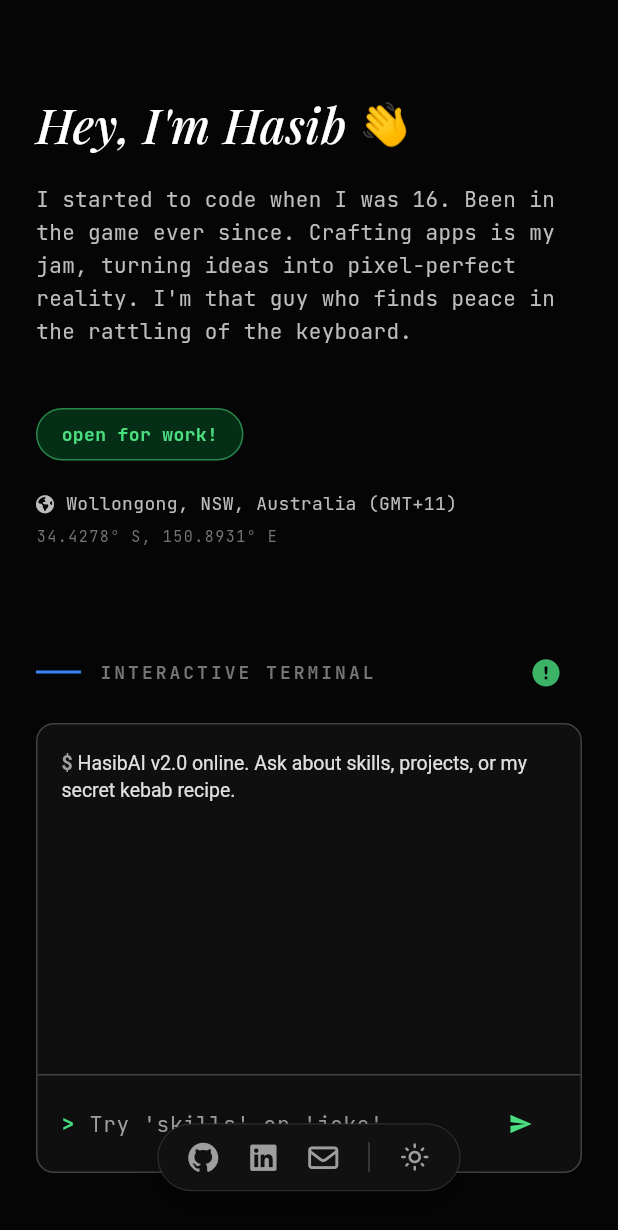
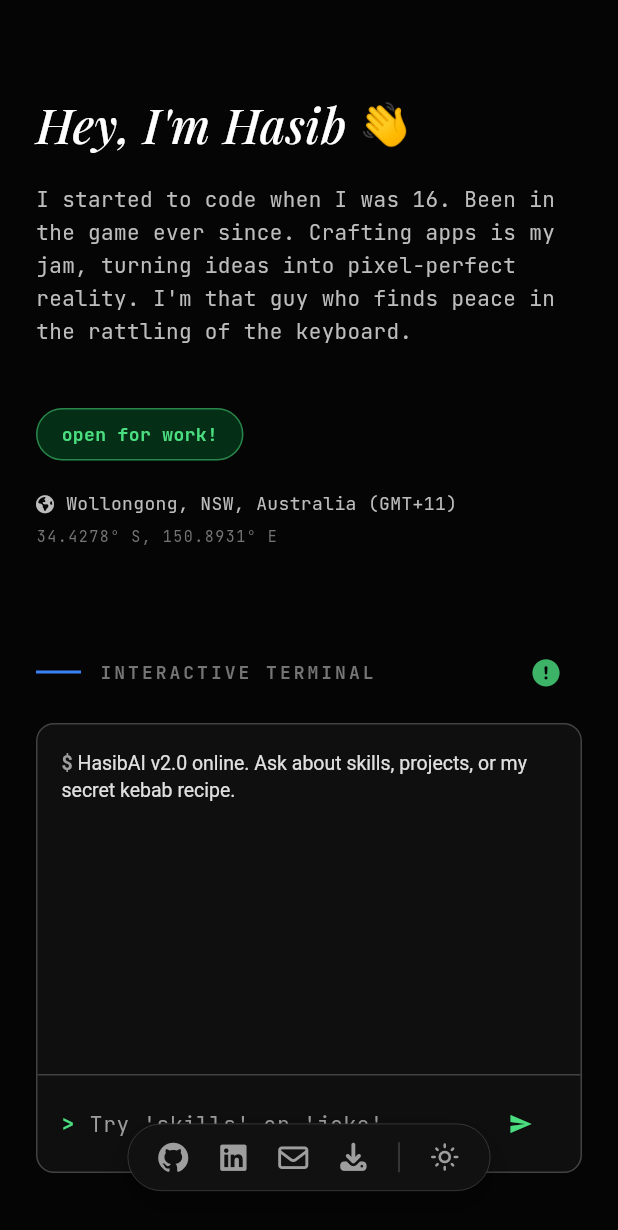
Before and after one commit to hasibullah1811/hasibullah.dev, a Flutter app: the screen it shows after launch, on a phone screen of 412 x 824 dp. Shown: the top 1230 px of the screen. Run offline on Flutter 3.47's test engine with Material 3 defaults, Android fonts, the light colour scheme and no system bars; our stand-ins replace font_awesome_flutter, google_fonts; missing offline and left inert: dart:html.

Commit message:
updated portfolio with dark mode humor

```diff
--- /dev/null
+++ b/lib/Widgets/floating_dock.dart
@@ -0,0 +1,147 @@
+import 'dart:math';
+
+import 'package:flutter/material.dart';
+import 'package:font_awesome_flutter/font_awesome_flutter.dart';
+import 'package:hasib_website/main.dart';
+import 'package:url_launcher/url_launcher.dart';
+
+class _DockIcon extends StatefulWidget {
+  final IconData icon;
+  final VoidCallback onTap;
+
+  const _DockIcon({required this.icon, required this.onTap});
+
+  @override
+  State<_DockIcon> createState() => _DockIconState();
+}
+
+// Helper to open URLs
+Future<void> _launchUrl(String url) async {
+  final Uri uri = Uri.parse(url);
+  if (await canLaunchUrl(uri)) {
+    await launchUrl(uri);
+  }
+}
+
+class _DockIconState extends State<_DockIcon> {
+  bool _isHovered = false;
+
+  @override
+  Widget build(BuildContext context) {
+    return MouseRegion(
+      onEnter: (_) => setState(() => _isHovered = true),
+      onExit: (_) => setState(() => _isHovered = false),
+      cursor: SystemMouseCursors.click,
+      child: GestureDetector(
+        onTap: widget.onTap,
+        child: AnimatedContainer(
+          duration: const Duration(milliseconds: 200),
+          transform: Matrix4.identity()..scale(_isHovered ? 1.2 : 1.0),
+          child: Icon(
+            widget.icon,
+            color: _isHovered ? Colors.white : Colors.grey[500],
+            size: 20,
+          ),
+        ),
+      ),
+    );
+  }
+}
+
+class FloatingDock extends StatelessWidget {
+  const FloatingDock({super.key});
+
+  @override
+  Widget build(BuildContext context) {
+    final isDark = Theme.of(context).brightness == Brightness.dark;
+
+    // --- THE JOKE DATABASE ---
+    final List<String> lightModeJokes = [
+      "MY EYES! IT BURNS! 🔥",
+      "Flashbang deployed! 💥",
+      "Warning: Solar flare detected. Sunglasses advised. 🕶️",
+      "Dark mode is for coders. Light mode is for... psychopaths.",
+      "System Overload: Brightness at 1000% ☀️",
+      "Why would you do this? The bugs like the dark. 🐛",
+      "Retina burn initiated in 3... 2... 1...",
+    ];
+
+    return Container(
+      padding: const EdgeInsets.symmetric(horizontal: 20, vertical: 12),
+      decoration: BoxDecoration(
+        color: Theme.of(context).cardColor,
+        borderRadius: BorderRadius.circular(40),
+        border: Border.all(
+          color: isDark ? Colors.grey[800]! : Colors.grey[300]!,
+          width: 0.5,
+        ),
+        boxShadow: [
+          BoxShadow(
+            color: Colors.black.withOpacity(isDark ? 0.3 : 0.1),
+            blurRadius: 20,
+            offset: const Offset(0, 10),
+          ),
+        ],
+      ),
+      child: Row(
+        mainAxisSize: MainAxisSize.min,
+        children: [
+          // Standard Links
+          _DockIcon(
+            icon: FontAwesomeIcons.github,
+            onTap: () => _launchUrl('https://github.com/hasibullah1811'),
+          ),
+          const SizedBox(width: 20),
+          _DockIcon(
+            icon: FontAwesomeIcons.linkedin,
+            onTap: () => _launchUrl(
+              'https://www.linkedin.com/in/md-hasibullah-hasib-39a89a3a5/',
+            ),
+          ),
+          const SizedBox(width: 20),
+          _DockIcon(
+            icon: FontAwesomeIcons.envelope,
+            onTap: () => _launchUrl('mailto:hasib.mobiledev@gmail.com'),
+          ),
+          const SizedBox(width: 20),
+          _DockIcon(
+            icon: FontAwesomeIcons.download,
+            onTap: () => _launchUrl(
+              'https://github.com/hasibullah1811/hasibullah.dev/blob/main/assets/Hasibullah_Hasib_Resume.pdf',
+            ),
+          ),
+          const SizedBox(width: 20),
+
+          // Divider
+          Container(
+            width: 1,
+            height: 20,
+            color: isDark ? Colors.grey[800] : Colors.grey[300],
+          ),
+          const SizedBox(width: 20),
+          // Inside FloatingDock...
+          _DockIcon(
+            icon: isDark ? Icons.light_mode_outlined : Icons.dark_mode_outlined,
+            onTap: () {
+              if (isDark) {
+                // 1. Pick a joke
+                final random = Random();
+                final message =
+                    lightModeJokes[random.nextInt(lightModeJokes.length)];
+
+                // 2. Trigger the FlashAlert (Simple!)
+                flashNotifier.value = message;
+
+                // Force update if the message happens to be the same (optional hack)
+                // flashNotifier.notifyListeners(); // Not available publicly, but value change is usually enough.
+              }
+
+              // 3. Toggle Theme
+              themeNotifier.value = isDark ? ThemeMode.light : ThemeMode.dark;
+            },
+          ),
+        ],
+      ),
+    );
+  }
+}
--- a/lib/main.dart
+++ b/lib/main.dart
@@ -3,11 +3,15 @@ import 'dart:async';
 import 'package:flutter/material.dart';
 import 'package:google_fonts/google_fonts.dart';
 import 'package:font_awesome_flutter/font_awesome_flutter.dart';
+import 'package:hasib_website/Widgets/flash_alert.dart';
+import 'package:hasib_website/Widgets/floating_dock.dart';
 import 'package:hasib_website/Widgets/project_item.dart';
 import 'package:url_launcher/url_launcher.dart';
 import 'dart:html' as html; // Adds HTML capabilities
 
 final ValueNotifier<ThemeMode> themeNotifier = ValueNotifier(ThemeMode.dark);
+// Signal to show a flash message
+final ValueNotifier<String> flashNotifier = ValueNotifier("");
 void main() {
   runApp(const MyMinimalPortfolio());
   // --- PRE-LOADER REMOVAL LOGIC ---
@@ -200,6 +204,7 @@ class PortfolioHome extends StatelessWidget {
             right: 0,
             child: Center(child: FloatingDock()),
           ),
+          const FlashAlert(),
         ],
       ),
     );
@@ -1274,96 +1279,6 @@ class WorkTile extends StatelessWidget {
   }
 }
 
-//
-
-class FloatingDock extends StatelessWidget {
-  const FloatingDock({super.key});
-
-  @override
-  Widget build(BuildContext context) {
-    final isDark = Theme.of(context).brightness == Brightness.dark;
-
-    Future<void> _launchUrl(String projectUrl) async {
-      final Uri uri = Uri.parse(projectUrl);
-      if (!await launchUrl(uri)) {
-        throw Exception('Could not launch $uri');
-      }
-    }
-
-    Future<void> _launchEmail(String emailAddress) async {
-      final Uri emailLaunchUri = Uri(scheme: 'mailto', path: emailAddress);
-
-      if (await canLaunchUrl(emailLaunchUri)) {
-        await launchUrl(emailLaunchUri);
-      } else {
-        // Handle the case where no email app is available
-        throw 'Could not launch $emailLaunchUri';
-      }
-    }
-
-    return Container(
-      padding: const EdgeInsets.symmetric(horizontal: 20, vertical: 12),
-      decoration: BoxDecoration(
-        // Dynamic background color (White in light mode, Dark Grey in dark mode)
-        color: Theme.of(context).cardColor,
-        borderRadius: BorderRadius.circular(40),
-        border: Border.all(
-          color: isDark ? Colors.grey[800]! : Colors.grey[300]!,
-          width: 0.5,
-        ),
-        boxShadow: [
-          BoxShadow(
-            color: Colors.black.withOpacity(isDark ? 0.3 : 0.1),
-            blurRadius: 20,
-            offset: const Offset(0, 10),
-          ),
-        ],
-      ),
-      child: Row(
-        mainAxisSize: MainAxisSize.min,
-        children: [
-          _DockIcon(
-            icon: FontAwesomeIcons.github,
-            onTap: () {
-              _launchUrl("https://github.com/hasibullah1811");
-            },
-          ),
-          const SizedBox(width: 20),
-          _DockIcon(
-            icon: FontAwesomeIcons.linkedin,
-            onTap: () {
-              _launchUrl(
-                "https://www.linkedin.com/in/md-hasibullah-hasib-39a89a3a5/",
-              );
-            },
-          ),
-          const SizedBox(width: 20),
-          _DockIcon(
-            icon: FontAwesomeIcons.envelope,
-            onTap: () {
-              _launchEmail('hasib.mobiledev@gmail.com');
-            },
-          ),
-          const SizedBox(width: 20),
-          Container(
-            width: 1,
-            height: 20,
-            color: isDark ? Colors.grey[800] : Colors.grey[300],
-          ),
-          const SizedBox(width: 20),
-          // The Theme Toggle Button
-          _DockIcon(
-            icon: isDark ? Icons.light_mode_outlined : Icons.dark_mode_outlined,
-            onTap: () {
-              themeNotifier.value = isDark ? ThemeMode.light : ThemeMode.dark;
-            },
-          ),
-        ],
-      ),
-    );
-  }
-}
-
 class TechSection extends StatelessWidget {
   const TechSection({super.key});
 
@@ -1718,38 +1633,3 @@ class EducationTile extends StatelessWidget {
     );
   }
 }
-
-class _DockIcon extends StatefulWidget {
-  final IconData icon;
-  final VoidCallback onTap;
-
-  const _DockIcon({required this.icon, required this.onTap});
-
-  @override
-  State<_DockIcon> createState() => _DockIconState();
-}
-
-class _DockIconState extends State<_DockIcon> {
-  bool _isHovered = false;
-
-  @override
-  Widget build(BuildContext context) {
-    return MouseRegion(
-      onEnter: (_) => setState(() => _isHovered = true),
-      onExit: (_) => setState(() => _isHovered = false),
-      cursor: SystemMouseCursors.click,
-      child: GestureDetector(
-        onTap: widget.onTap,
-        child: AnimatedContainer(
-          duration: const Duration(milliseconds: 200),
-          transform: Matrix4.identity()..scale(_isHovered ? 1.2 : 1.0),
-          child: Icon(
-            widget.icon,
-            color: _isHovered ? Colors.white : Colors.grey[500],
-            size: 20,
-          ),
-        ),
-      ),
-    );
-  }
-}
```
Also changed, not shown: lib/Widgets/flash_alert.dart (added, +104 -0 lines), 1 other file.
